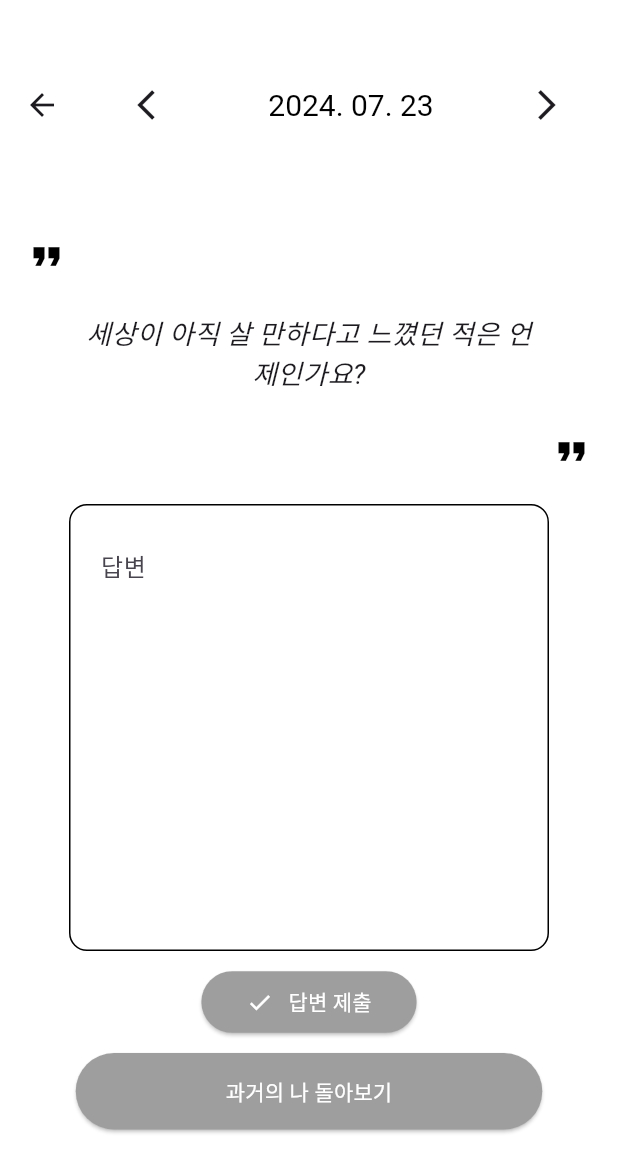
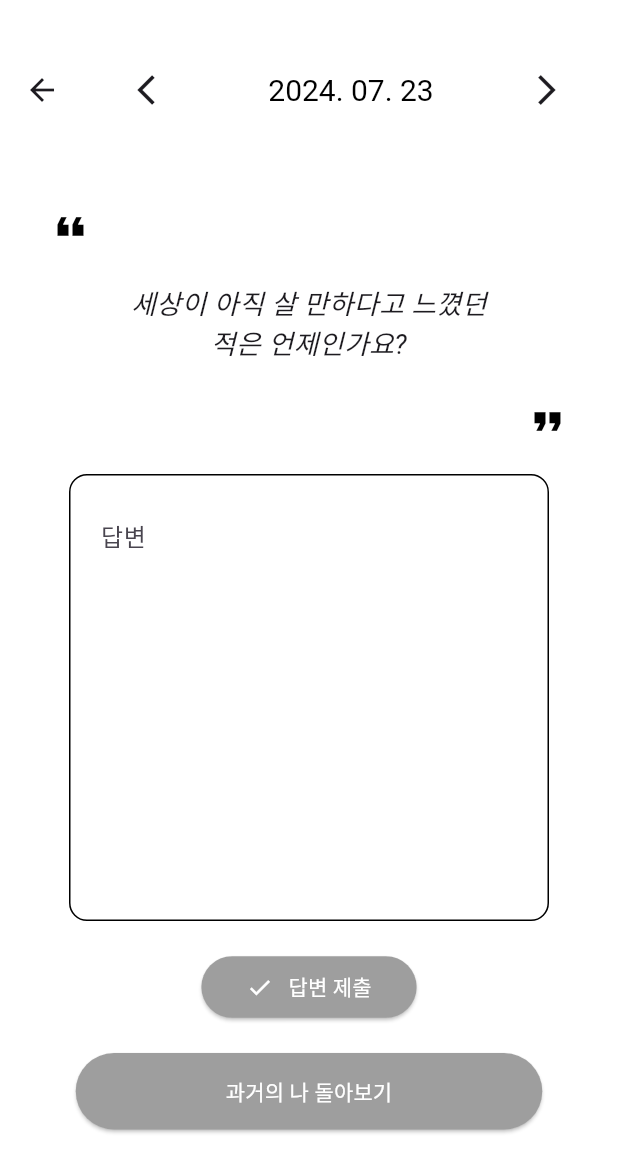
Before and after one commit to Dayoung331/madcamp_week4, a Flutter app: the QuestionScreen screen opened directly, after a tap on "답변 제출", on a phone screen of 412 x 824 dp. Shown: the top 1172 px of the screen. Run offline on Flutter 3.47's test engine with Material 3 defaults, Android fonts, the phone set to English and light mode, and no system bars; our stand-ins replace lottie, shared_preferences, table_calendar; accounts and stored records are empty; Roboto replaces fonts that are missing (NotoSerifKR).

Commit message:
question 디자인 수정, diary dialog 수정

```diff
--- a/lib/screens/entry_list.dart
+++ b/lib/screens/entry_list.dart
@@ -22,7 +22,7 @@ class EntryList extends StatelessWidget {
         return Card(
           color: Colors.white,
           elevation: 0,
-          margin: EdgeInsets.symmetric(vertical: 16.0, horizontal: 8.0),
+          margin: EdgeInsets.only(left: 8.0, right: 8.0, bottom: 16.0),
           child: Padding(
             padding: const EdgeInsets.all(16.0),
             child: Column(
--- a/lib/screens/question_screen.dart
+++ b/lib/screens/question_screen.dart
@@ -1,4 +1,5 @@
 import 'package:flutter/material.dart';
+import 'package:lottie/lottie.dart';
 import 'package:shared_preferences/shared_preferences.dart';
 import 'dart:convert';
 import 'past_answers_screen.dart';
@@ -16,6 +17,7 @@ class _QuestionScreenState extends State<QuestionScreen> {
   Map<String, Map<String, String>> _answers = {}; // 날짜별 답변을 저장하는 맵
   Map<String, bool> _isAnswerSubmittedMap = {}; // 날짜별 답변 제출 상태를 저장하는 맵
   TextEditingController _answerController = TextEditingController();
+  bool _showAnimation = false;
 
   bool get _isAnswerSubmitted => _isAnswerSubmittedMap[DateFormat('MMdd').format(_currentDate)] ?? false;
   set _isAnswerSubmitted(bool value) => _isAnswerSubmittedMap[DateFormat('MMdd').format(_currentDate)] = value;
@@ -88,6 +90,7 @@ class _QuestionScreenState extends State<QuestionScreen> {
   }
 
   void _submitAnswer() {
+    FocusScope.of(context).unfocus(); // 키보드를 숨김
     String answer = _answerController.text;
     if (answer.isNotEmpty) {
       String dateKey = DateFormat('MMdd').format(_currentDate);
@@ -96,13 +99,27 @@ class _QuestionScreenState extends State<QuestionScreen> {
       } else {
         _saveAnswer(dateKey, answer);
         _answerController.clear();
+        FocusScope.of(context).unfocus();
         setState(() {
           _isAnswerSubmitted = true;
         });
         print("Answer submitted: $answer for date: $dateKey");
-        _showSnackbar("답변이 제출되었습니다!"); // Snackbar 표시
+        _showSnackbar("답변이 제출되었습니다!");
+        _showRevealAnimation();
       }
     }
+  }
+
+  void _showRevealAnimation() {
+    setState(() {
+      _showAnimation = true;
+    });
+
+    Future.delayed(Duration(seconds: 2), () {
+      setState(() {
+        _showAnimation = false;
+      });
+    });
   }
 
   void _showConfirmationDialog(String dateKey, String newAnswer) {
@@ -129,6 +146,7 @@ class _QuestionScreenState extends State<QuestionScreen> {
                 Navigator.of(context).pop();
                 print("Answer resubmitted: $newAnswer for date: $dateKey");
                 _showSnackbar("답변이 제출되었습니다!"); // Snackbar 표시
+                _showRevealAnimation(); // 애니메이션 실행
               },
               child: Text('예'),
             ),
@@ -140,8 +158,19 @@ class _QuestionScreenState extends State<QuestionScreen> {
 
   void _showSnackbar(String message) {
     final snackBar = SnackBar(
-      content: Text(message),
-      duration: Duration(seconds: 1),
+        content: Row(
+          children: [
+            Icon(Icons.check_circle, color: Color(0xFFE5D0B5)),
+            SizedBox(width: 8.0),
+            Text(message),
+          ],
+        ),
+        backgroundColor: Colors.grey[600],
+        behavior: SnackBarBehavior.floating,
+        shape: RoundedRectangleBorder(
+          borderRadius: BorderRadius.circular(10),
+        ),
+        duration: Duration(seconds: 2),
     );
     ScaffoldMessenger.of(context).showSnackBar(snackBar);
   }
@@ -201,20 +230,32 @@ class _QuestionScreenState extends State<QuestionScreen> {
         ),
         centerTitle: true,
         elevation: 0,
-        toolbarHeight: 140, // AppBar height 설정
+        toolbarHeight: 120, // AppBar height 설정
       ),
       backgroundColor: Colors.white,
-      body: SingleChildScrollView(
+      body: GestureDetector(
+        onTap: () {
+          FocusScope.of(context).unfocus(); // 텍스트 필드 이외의 영역을 클릭하면 키보드를 닫음
+        },
+        child: Stack(
+          children: [
+            SingleChildScrollView(
               padding: const EdgeInsets.all(16.0),
               child: Column(
                 mainAxisAlignment: MainAxisAlignment.start, // 상단 정렬
                 children: [
                   Align(
                     alignment: Alignment.centerLeft,
+                    child: Padding(
+                      padding: EdgeInsets.only(left: 16.0),
+                      child: Transform.rotate(
+                        angle: 180 * 3.1415927 / 180,
                         child: Icon(Icons.format_quote, size: 30, color: Colors.black),
                       ),
+                    )
+                  ),
                   Container(
-              width: 300,
+                    width: 250,
                     height: 100,
                     alignment: Alignment.center,
                     decoration: BoxDecoration(
@@ -235,7 +276,10 @@ class _QuestionScreenState extends State<QuestionScreen> {
                   ),
                   Align(
                     alignment: Alignment.centerRight,
+                    child: Padding(
+                      padding: EdgeInsets.only(right: 16.0),
                       child: Icon(Icons.format_quote, size: 30, color: Colors.black),
+                    )
                   ),
                   SizedBox(height: 20),
                   Container(
@@ -257,7 +301,7 @@ class _QuestionScreenState extends State<QuestionScreen> {
                       ),
                     ),
                   ),
-            SizedBox(height: 10),
+                  SizedBox(height: 20),
                   ElevatedButton(
                     onPressed: _submitAnswer,
                     style: ElevatedButton.styleFrom(
@@ -279,7 +323,7 @@ class _QuestionScreenState extends State<QuestionScreen> {
                       ],
                     ),
                   ),
-            SizedBox(height: 10),
+                  SizedBox(height: 20),
                   ElevatedButton(
                     onPressed: () async {
                       String dateKey = DateFormat('MMdd').format(_currentDate);
@@ -313,6 +357,18 @@ class _QuestionScreenState extends State<QuestionScreen> {
                 ],
               ),
             ),
+            if (_showAnimation)
+              Center(
+                child: Lottie.asset(
+                  'assets/Animation_send.json',
+                  width: 200,
+                  height: 200,
+                  fit: BoxFit.fill,
+                ),
+              ),
+          ],
+        ),
+      ),
       resizeToAvoidBottomInset: true,
     );
   }
--- a/pubspec.yaml
+++ b/pubspec.yaml
@@ -34,6 +34,7 @@ dependencies:
   shared_preferences: ^2.0.13
   http: ^1.2.2
   flutter_picker: ^2.1.0
+  lottie: ^3.1.2
 
   # The following adds the Cupertino Icons font to your application.
   # Use with the CupertinoIcons class for iOS style icons.
@@ -90,6 +91,7 @@ flutter:
     - assets/images/question.png
     - assets/images/calendar_diary.png
     - assets/images/calendar_question_and_answer.png
+    - assets/Animation_send.json
 
   # An image asset can refer to one or more resolution-specific "variants", see
   # https://flutter.dev/assets-and-images/#resolution-aware
```
Also changed, not shown: assets/Animation_send.json (added, +1 -0 lines), lib/screens/diary_screen.dart (+102 -23 lines), pubspec.lock. Lines whose indentation alone changed are shown as unchanged.
